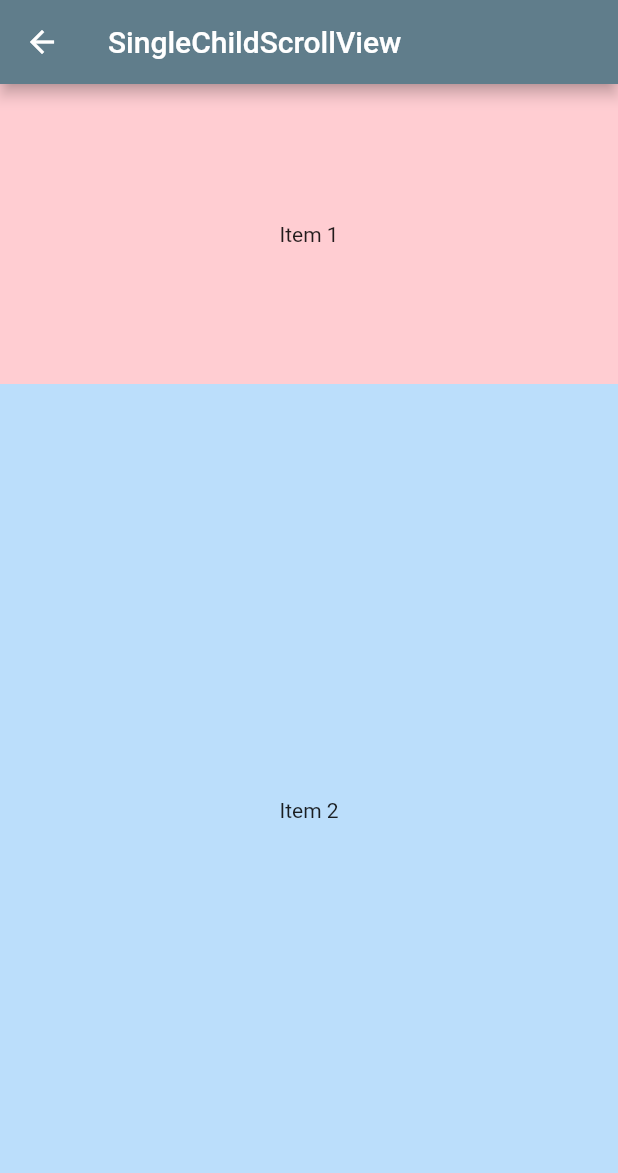
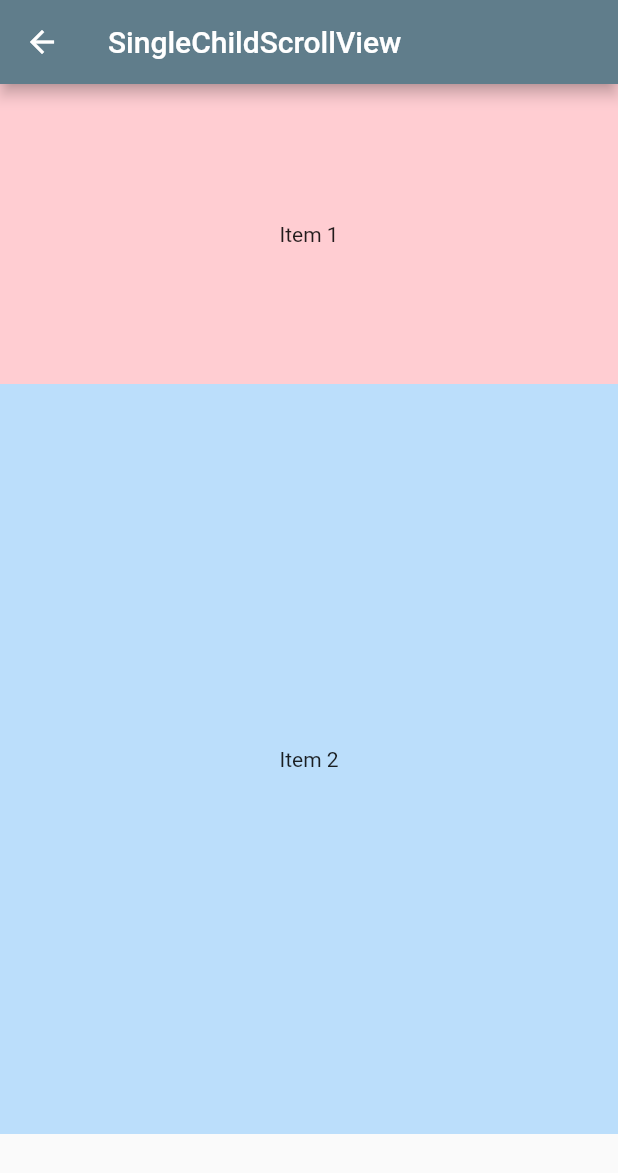
Before and after one commit to gulsenkeskin/top_listview_widgets, a Flutter app: the SingleChildScrollViewPage screen opened directly, on a phone screen of 412 x 824 dp. Shown: the top 1173 px of the screen. Run offline on Flutter 3.47's test engine with Material 2 defaults, Android fonts, the phone set to English and light mode, and no system bars.

Commit message:
Update single_child_scroll_view.dart

```diff
--- a/lib/src/pages/single_child_scroll_view.dart
+++ b/lib/src/pages/single_child_scroll_view.dart
@@ -11,7 +11,8 @@ class SingleChildScrollViewPage extends StatelessWidget {
       appBar: AppBar(
         title: Text(title),
       ),
-      body: Column(
+      body: SingleChildScrollView(
+        child: Column(
           children: [
             Container(
               alignment: Alignment.center,
@@ -19,14 +20,14 @@ class SingleChildScrollViewPage extends StatelessWidget {
               height: 200,
               child: const Text('Item 1'),
             ),
-          Expanded(
-              child: Container(
+            Container(
               alignment: Alignment.center,
               color: Colors.blue[100],
               height: 500,
               child: const Text('Item 2'),
-          ))
+            )
           ],
+        ),
       ),
     );
   }
```
Lines whose indentation alone changed are shown as unchanged.
